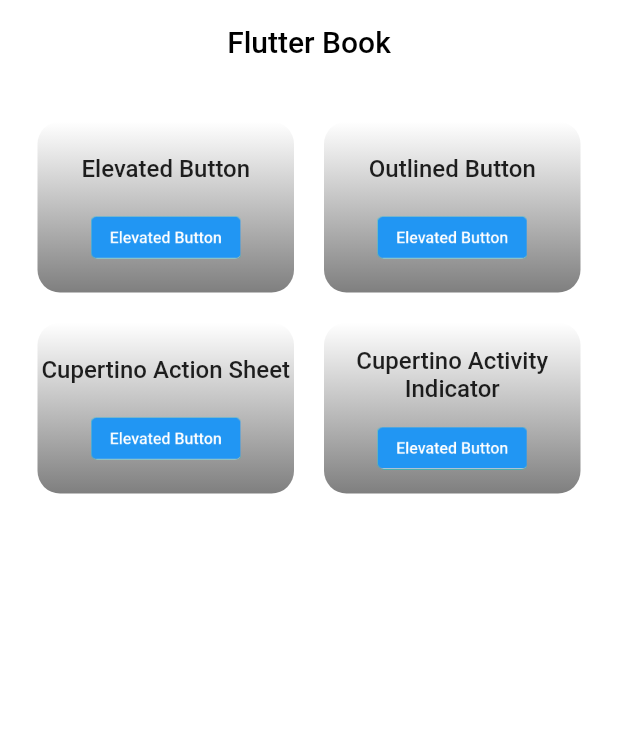
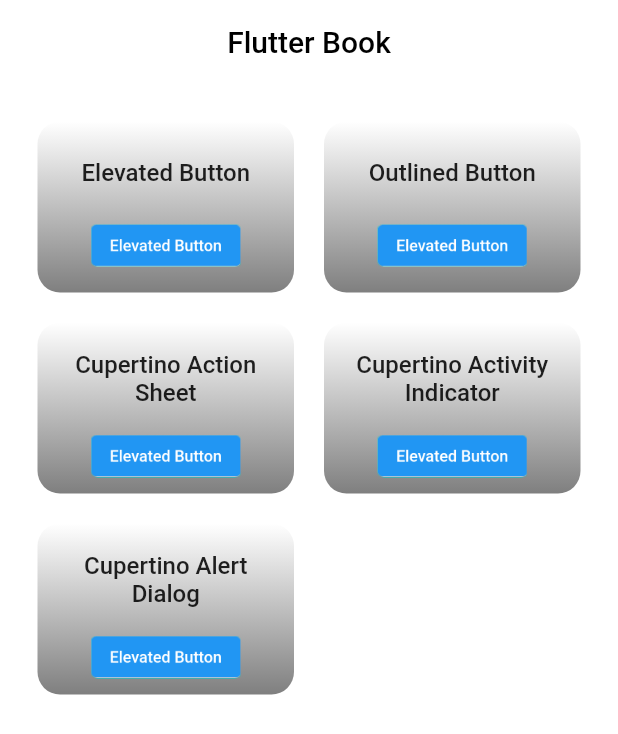
Before and after one commit to PrernaBhavsar99/flutter_book, a Flutter app: the screen it shows after launch, on a phone screen of 412 x 824 dp. Shown: the top 734 px of the screen. Run offline on Flutter 3.47's test engine with Material 2 defaults, Android fonts, the phone set to English and light mode, and no system bars.

Commit message:
:lion: Cupertino Alert Dialog Widget Added

```diff
--- a/lib/constants/widget_list.dart
+++ b/lib/constants/widget_list.dart
@@ -1,6 +1,7 @@
-const List<String> WIDGETS_LIST = const [
+const List<String> widgetList = [
   "Elevated Button",
   "Outlined Button",
   "Cupertino Action Sheet",
-  "Cupertino Activity Indicator"
+  "Cupertino Activity Indicator",
+  "Cupertino Alert Dialog"
 ];
--- a/lib/custom_widgets/custom_widgets.dart
+++ b/lib/custom_widgets/custom_widgets.dart
@@ -1,6 +1,7 @@
 import 'package:flutter/cupertino.dart';
 import 'package:flutter/material.dart';
-import 'package:flutter_book/custom_widgets/code_viewer.dart';
+
+import 'code_viewer.dart';
 
 class CustomWidgets {
   static PreferredSizeWidget customAppbar(
@@ -16,6 +17,7 @@ class CustomWidgets {
         label,
         style: Theme.of(ctx).textTheme.headline4?.copyWith(color: Colors.black),
       ),
+      iconTheme: const IconThemeData(color: Colors.black),
       actions: [
         if (codeIcon)
           IconButton(
@@ -23,7 +25,7 @@ class CustomWidgets {
               Navigator.pushNamed(ctx, CodeViewer.routeName,
                   arguments: {"code": code, "label": label});
             },
-            icon: Icon(Icons.code),
+            icon: const Icon(Icons.code),
           )
       ],
     );
@@ -39,7 +41,7 @@ class CustomWidgets {
       middle: Text(label),
       trailing: codeIcon
           ? CupertinoButton(
-              child: Icon(Icons.code),
+              child: const Icon(Icons.code),
               onPressed: () {
                 Navigator.pushNamed(ctx, CodeViewer.routeName,
                     arguments: {"code": code, "label": label});
@@ -75,10 +77,13 @@ class CustomWidgets {
             mainAxisAlignment: MainAxisAlignment.spaceEvenly,
             crossAxisAlignment: CrossAxisAlignment.center,
             children: [
-              Text(
-                label,
-                textAlign: TextAlign.center,
-                style: Theme.of(ctx).textTheme.headline5,
+              Padding(
+                padding: const EdgeInsets.all(8.0),
+                child: Text(
+                  label,
+                  textAlign: TextAlign.center,
+                  style: Theme.of(ctx).textTheme.headline5,
+                ),
               ),
               Image.asset(
                 "assets/images/$name.png",
--- a/lib/main.dart
+++ b/lib/main.dart
@@ -1,13 +1,16 @@
 import 'package:flutter/material.dart';
-import 'package:flutter_book/constants/widget_list.dart';
-import 'package:flutter_book/custom_widgets/custom_widgets.dart';
-import 'package:flutter_book/router.dart';
+
+import 'constants/widget_list.dart';
+import 'custom_widgets/custom_widgets.dart';
+import 'router.dart';
 
 void main() {
-  runApp(MyApp());
+  runApp(const MyApp());
 }
 
 class MyApp extends StatelessWidget {
+  const MyApp({Key? key}) : super(key: key);
+
   @override
   Widget build(BuildContext context) {
     return MaterialApp(
@@ -19,17 +22,17 @@ class MyApp extends StatelessWidget {
         primarySwatch: Colors.blue,
         primaryColor: Colors.white,
         canvasColor: Colors.white,
-        textTheme: TextTheme(
+        textTheme: const TextTheme(
           button: TextStyle(color: Colors.white),
-          bodyText1: const TextStyle(
+          bodyText1: TextStyle(
               color: Colors.black, fontWeight: FontWeight.w500, fontSize: 26),
-          bodyText2: const TextStyle(fontWeight: FontWeight.w500, fontSize: 34),
-          headline1: const TextStyle(fontWeight: FontWeight.w500, fontSize: 32),
-          headline2: const TextStyle(fontWeight: FontWeight.w500, fontSize: 28),
-          headline3: const TextStyle(fontWeight: FontWeight.w500, fontSize: 24),
-          headline4: const TextStyle(fontWeight: FontWeight.w500, fontSize: 20),
-          headline5: const TextStyle(fontWeight: FontWeight.w500, fontSize: 16),
-          headline6: const TextStyle(fontWeight: FontWeight.w500, fontSize: 12),
+          bodyText2: TextStyle(fontWeight: FontWeight.w500, fontSize: 34),
+          headline1: TextStyle(fontWeight: FontWeight.w500, fontSize: 32),
+          headline2: TextStyle(fontWeight: FontWeight.w500, fontSize: 28),
+          headline3: TextStyle(fontWeight: FontWeight.w500, fontSize: 24),
+          headline4: TextStyle(fontWeight: FontWeight.w500, fontSize: 20),
+          headline5: TextStyle(fontWeight: FontWeight.w500, fontSize: 16),
+          headline6: TextStyle(fontWeight: FontWeight.w500, fontSize: 12),
         ),
       ),
     );
@@ -56,10 +59,10 @@ class Home extends StatelessWidget {
       ),
       body: GridView(
         padding: const EdgeInsets.all(25),
-        children: WIDGETS_LIST.map((e) {
+        children: widgetList.map((e) {
           return CustomWidgets.customGridButton(label: e, ctx: context);
         }).toList(),
-        gridDelegate: SliverGridDelegateWithMaxCrossAxisExtent(
+        gridDelegate: const SliverGridDelegateWithMaxCrossAxisExtent(
           maxCrossAxisExtent: 200,
           childAspectRatio: 3 / 2,
           crossAxisSpacing: 20,
--- a/lib/router.dart
+++ b/lib/router.dart
@@ -1,31 +1,36 @@
 import 'package:flutter/material.dart';
-import 'package:flutter_book/custom_widgets/code_viewer.dart';
-import 'package:flutter_book/widgets/cupertino_action_sheet.dart';
-import 'package:flutter_book/widgets/cupertino_activity_indicator.dart';
-import 'package:flutter_book/widgets/outlined_button.dart';
+import 'package:flutter_book/widgets/cupertino_alert_dialog.dart';
 
+import 'custom_widgets/code_viewer.dart';
 import 'main.dart';
+import 'widgets/cupertino_action_sheet.dart';
+import 'widgets/cupertino_activity_indicator.dart';
 import 'widgets/elevated_button.dart';
+import 'widgets/outlined_button.dart';
 
 class GeneratorRouter {
   static Route<dynamic> generateRoute(RouteSettings settings) {
     switch (settings.name) {
       case Home.routeName:
         return MaterialPageRoute(builder: (context) {
-          return Home();
+          return const Home();
         });
       case ElevatedbuttonWidget.routeName:
         return MaterialPageRoute(builder: (context) {
-          return ElevatedbuttonWidget();
+          return const ElevatedbuttonWidget();
         });
       case OutlinedbuttonWidget.routeName:
-        return MaterialPageRoute(builder: (context) => OutlinedbuttonWidget());
+        return MaterialPageRoute(
+            builder: (context) => const OutlinedbuttonWidget());
       case CupertinoActionSheetWidget.routeName:
         return MaterialPageRoute(
             builder: (context) => CupertinoActionSheetWidget());
       case CupertinoActivityIndicatorWidget.routeName:
         return MaterialPageRoute(
-            builder: (context) => CupertinoActivityIndicatorWidget());
+            builder: (context) => const CupertinoActivityIndicatorWidget());
+      case CupertinoAlertDialogWidget.routeName:
+        return MaterialPageRoute(
+            builder: (context) => const CupertinoAlertDialogWidget());
       case CodeViewer.routeName:
         final map = settings.arguments as Map;
         return MaterialPageRoute(
--- a/lib/widgets/cupertino_action_sheet.dart
+++ b/lib/widgets/cupertino_action_sheet.dart
@@ -1,6 +1,7 @@
 import 'package:flutter/cupertino.dart';
 import 'package:flutter/material.dart';
-import 'package:flutter_book/custom_widgets/custom_widgets.dart';
+
+import '../custom_widgets/custom_widgets.dart';
 
 class CupertinoActionSheetWidget extends StatelessWidget {
   static const routeName = '/cupertino_action_sheet';
--- a/lib/widgets/cupertino_activity_indicator.dart
+++ b/lib/widgets/cupertino_activity_indicator.dart
@@ -1,5 +1,6 @@
 import 'package:flutter/cupertino.dart';
-import 'package:flutter_book/custom_widgets/custom_widgets.dart';
+
+import '../custom_widgets/custom_widgets.dart';
 
 class CupertinoActivityIndicatorWidget extends StatelessWidget {
   static const routeName = '/cupertino_activity_indicator';
--- a/lib/widgets/outlined_button.dart
+++ b/lib/widgets/outlined_button.dart
@@ -1,5 +1,6 @@
 import 'package:flutter/material.dart';
-import 'package:flutter_book/custom_widgets/custom_widgets.dart';
+
+import '../custom_widgets/custom_widgets.dart';
 
 class OutlinedbuttonWidget extends StatelessWidget {
   static const routeName = '/outlined_button';
@@ -10,7 +11,7 @@ class OutlinedbuttonWidget extends StatelessWidget {
     return Scaffold(
       appBar: CustomWidgets.customAppbar(
           label: "Outlined Button", ctx: context, codeIcon: true, code: ''),
-      body: Center(
+      body: const Center(
         child: Text("Outlined Button"),
       ),
     );
--- a/pubspec.yaml
+++ b/pubspec.yaml
@@ -30,6 +30,7 @@ dependencies:
   cupertino_icons: ^1.0.2
 
 dev_dependencies:
+  flutter_lints: ^1.0.4
   flutter_test:
     sdk: flutter
 
```
Also changed, not shown: analysis_options.yaml (added, +29 -0 lines), lib/custom_widgets/code_viewer.dart (+4 -3 lines), lib/widgets/cupertino_alert_dialog.dart (added, +103 -0 lines), lib/widgets/elevated_button.dart (+5 -4 lines), assets/images/cupertino_alert_dialog.png (added), pubspec.lock, 7 other files.
